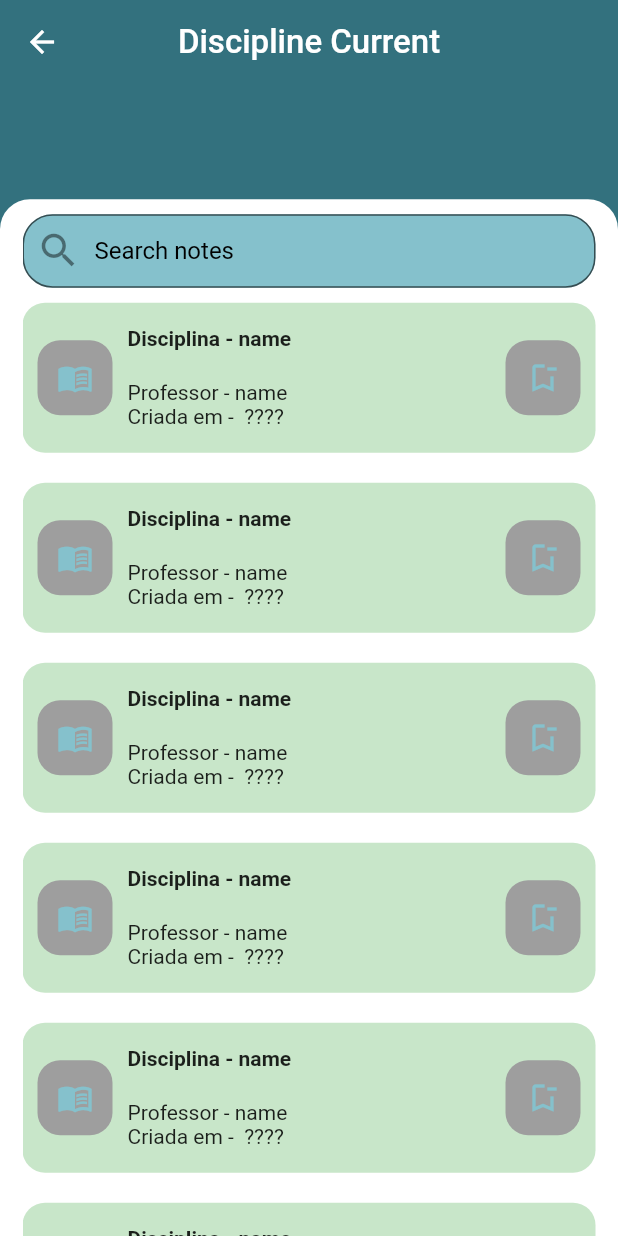
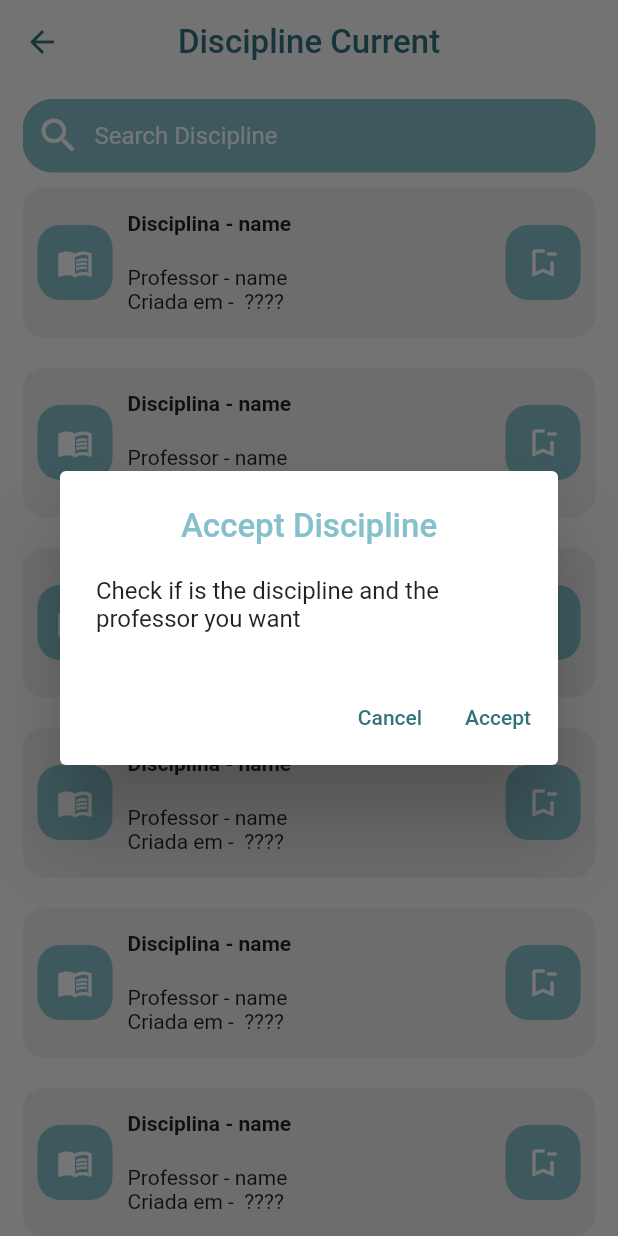
Before and after one commit to RegisSalesRA/django_flutter_college, a Flutter app: the CurrentDisciplinesScreen screen opened by its route, after a tap on the "bookmark remove" icon, on a phone screen of 412 x 824 dp. Run offline on Flutter 3.47's test engine with Material 2 defaults, Android fonts, the phone set to English and light mode, and no system bars; our stand-ins replace dio.

Commit message:
current discipline refactory create alert dialog widget

```diff
--- /dev/null
+++ b/client_flutter/lib/presentation/common/alert_dialog.dart
@@ -0,0 +1,25 @@
+import 'package:flutter/material.dart';
+
+Future<String?> alertDialog(
+    BuildContext context, title, description, void onPressed) {
+  return showDialog<String>(
+    context: context,
+    builder: (BuildContext context) => AlertDialog(
+      title: Center(child: Text(title)),
+      content: Text(description),
+      actions: <Widget>[
+        TextButton(
+          onPressed: () => Navigator.pop(context, 'Cancel'),
+          child: const Text('Cancel'),
+        ),
+        TextButton(
+          onPressed: () {
+            onPressed;
+            Navigator.pop(context, 'Cancel');
+          },
+          child: const Text('Accept'),
+        ),
+      ],
+    ),
+  );
+}
--- a/client_flutter/lib/presentation/discipline_student/current_discipline_screen.dart
+++ b/client_flutter/lib/presentation/discipline_student/current_discipline_screen.dart
@@ -17,25 +17,22 @@ class _CurrentDisciplinesScreenState extends State<CurrentDisciplinesScreen> {
   Widget build(BuildContext context) {
     return Scaffold(
       appBar: AppBar(
+        iconTheme: const IconThemeData(
+          color: ColorsTheme.secondaryColor,
+        ),
         centerTitle: true,
         elevation: 0,
-        backgroundColor: ColorsTheme.secondaryColor,
-        title: const Text("Discipline Current"),
+        backgroundColor: Colors.white10,
+        title: const Text(
+          "Discipline Current",
+          style: TextStyle(color: ColorsTheme.secondaryColor),
+        ),
       ),
       body: Container(
           height: MediaQuerySize.heigthSizeCustom(context),
           decoration: const BoxDecoration(
-          color: ColorsTheme.secondaryColor,
+            color: Colors.white10,
           ),
-        child: Container(
-            margin: EdgeInsets.only(
-                top: MediaQuerySize.heigthSizeCustom(context) * 0.10),
-            height: MediaQuerySize.heigthSizeCustom(context) * 0.90,
-            decoration: const BoxDecoration(
-                color: Colors.white,
-                borderRadius: BorderRadius.only(
-                    topLeft: Radius.circular(20),
-                    topRight: Radius.circular(20))),
           child: Padding(
             padding: const EdgeInsets.symmetric(horizontal: 15),
             child: SingleChildScrollView(
@@ -47,21 +44,20 @@ class _CurrentDisciplinesScreenState extends State<CurrentDisciplinesScreen> {
                   TextField(
                       //    controller: widget.textController,
                       //    onChanged: widget.onChanged,
-                        style: const TextStyle(color: ColorsTheme.primaryColor),
+                      style: const TextStyle(color: Colors.white),
                       decoration: InputDecoration(
-                          hintStyle: const TextStyle(color: Colors.black),
+                        hintStyle: const TextStyle(color: Colors.white),
                         contentPadding:
                             const EdgeInsets.symmetric(vertical: 15.0),
                         fillColor: ColorsTheme.primaryColor,
                         filled: true,
                         border: OutlineInputBorder(
+                          borderSide: BorderSide.none,
                           borderRadius: BorderRadius.circular(20.0),
                         ),
-                          hintText: 'Search notes',
-                          prefixIcon: const Icon(
-                            Icons.search,
-                            size: 30.0,
-                          ),
+                        hintText: 'Search Discipline',
+                        prefixIcon: const Icon(Icons.search,
+                            size: 30.0, color: Colors.white),
                       )),
                   ListView.builder(
                       shrinkWrap: true,
@@ -74,7 +70,6 @@ class _CurrentDisciplinesScreenState extends State<CurrentDisciplinesScreen> {
               ),
             ),
           )),
-      ),
     );
   }
 }
--- a/client_flutter/lib/presentation/discipline_student/widgets/card_discipline_widget.dart
+++ b/client_flutter/lib/presentation/discipline_student/widgets/card_discipline_widget.dart
@@ -1,5 +1,7 @@
+import 'package:client_flutter/app/colors/colors.dart';
+import 'package:flutter/material.dart';
 
-import 'package:flutter/material.dart';
+import '../../common/alert_dialog.dart';
 
 class CardDisciplineWidget extends StatelessWidget {
   const CardDisciplineWidget({
@@ -14,38 +16,35 @@ class CardDisciplineWidget extends StatelessWidget {
       width: double.infinity,
       height: 100,
       decoration: BoxDecoration(
-          color: Colors.green.shade100,
-          borderRadius: const BorderRadius.all(
-              Radius.circular(15))),
+          color: Colors.grey.shade200,
+          borderRadius: const BorderRadius.all(Radius.circular(15))),
       child: Column(
           mainAxisAlignment: MainAxisAlignment.center,
           crossAxisAlignment: CrossAxisAlignment.center,
           children: [
             Row(
-              crossAxisAlignment:
-                  CrossAxisAlignment.center,
+              crossAxisAlignment: CrossAxisAlignment.center,
               children: [
                 Container(
                   height: 50,
                   width: 50,
                   decoration: const BoxDecoration(
-                      color: Colors.grey,
-                      borderRadius: BorderRadius.all(
-                          Radius.circular(15))),
+                      color: ColorsTheme.primaryColor,
+                      borderRadius: BorderRadius.all(Radius.circular(15))),
                   child: const Icon(
-                      Icons.menu_book_outlined),
+                    Icons.menu_book_outlined,
+                    color: Colors.white,
+                  ),
                 ),
                 const SizedBox(
                   width: 10,
                 ),
                 Column(
-                  crossAxisAlignment:
-                      CrossAxisAlignment.start,
+                  crossAxisAlignment: CrossAxisAlignment.start,
                   children: const [
                     Text(
                       "Disciplina - name",
-                      style: TextStyle(
-                          fontWeight: FontWeight.bold),
+                      style: TextStyle(fontWeight: FontWeight.bold),
                     ),
                     SizedBox(
                       height: 20,
@@ -59,13 +58,18 @@ class CardDisciplineWidget extends StatelessWidget {
                   height: 50,
                   width: 50,
                   decoration: const BoxDecoration(
-                      color: Colors.grey,
-                      borderRadius: BorderRadius.all(
-                          Radius.circular(15))),
+                      color: ColorsTheme.primaryColor,
+                      borderRadius: BorderRadius.all(Radius.circular(15))),
                   child: IconButton(
                     icon: const Icon(
-                        Icons.bookmark_remove_outlined),
-                    onPressed: () {},
+                      Icons.bookmark_remove_outlined,
+                      color: Colors.white,
+                    ),
+                    onPressed: () => alertDialog(
+                        context,
+                        'Accept Discipline',
+                        'Check if is the discipline and the professor you want',
+                        print("Funcinou")),
                   ),
                 ),
               ],
```
Lines whose indentation alone changed are shown as unchanged.
